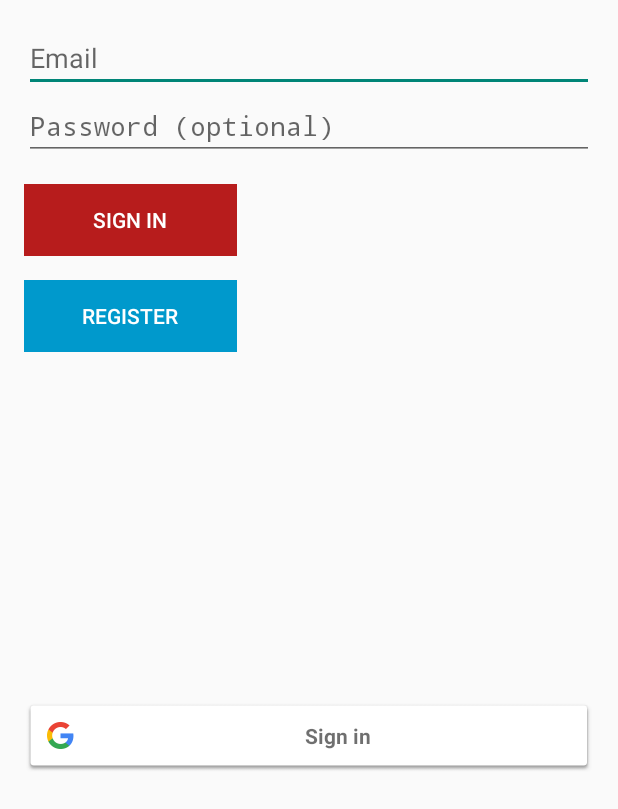
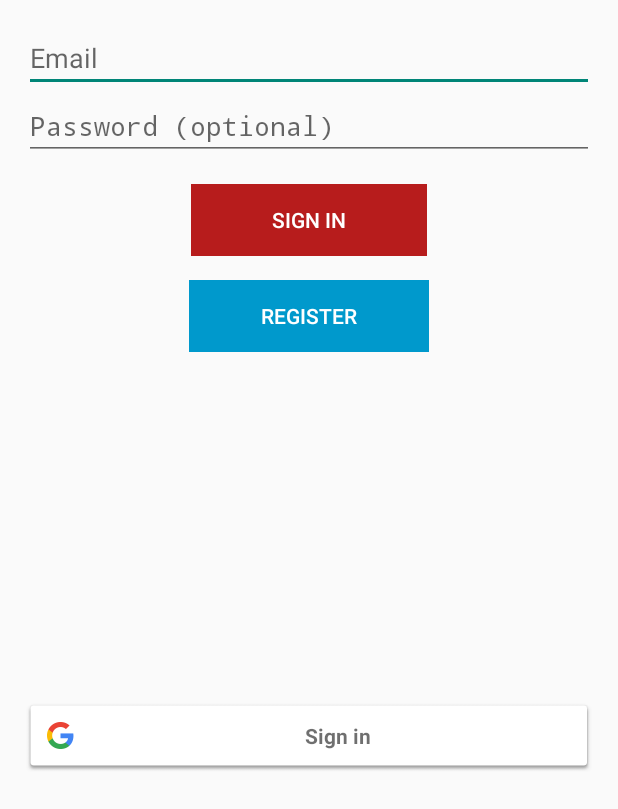
Before and after one commit to dangkevin/RoomEZ-Android, an Android app: the LoginActivity screen opened directly, with no data from a screen before it, on a phone screen of 412 x 824 dp. Shown: the top 809 px of the screen. Run offline under Robolectric (Android 15) with nearby library versions, the phone set to English and light mode, and no system bars.

Commit message:
Button fix

```diff
--- a/RoomEZ/app/src/main/res/layout/activity_main__login__page.xml
+++ b/RoomEZ/app/src/main/res/layout/activity_main__login__page.xml
@@ -51,14 +51,11 @@
                     android:imeActionLabel="@string/action_sign_in_short"
                     android:imeOptions="actionUnspecified" android:inputType="textPassword"
                     android:maxLines="1" android:singleLine="true" />
-                <LinearLayout
-                    android:layout_width="wrap_content"
-                    android:layout_height="wrap_content"
-                    android:orientation="vertical">
 
 
+                <!-- This encapsulates the Login screen buttons into a vertical layout!-->
                 <Button android:id="@+id/email_sign_in_button"
-                    android:layout_width="142dp"
+                    android:layout_width="157dp"
                     android:layout_marginTop="16dp"
                     android:background="@color/MaterialRed"
                     android:text="@string/signin"
@@ -66,23 +63,27 @@
                     android:textColor="@color/white"
                     android:layout_height="wrap_content"
                     android:textStyle="normal"
-                    android:layout_weight="1"
-                    android:layout_gravity="center"/>
+                    android:layout_gravity="center_horizontal"/>
+
+                <LinearLayout
+                    android:layout_width="wrap_content"
+                    android:layout_height="wrap_content"
+                    android:orientation="vertical">
 
 
+                </LinearLayout>
+
                 <Button android:id="@+id/register_button"
-                    android:layout_width="142dp"
+                android:layout_width="160dp"
                 android:layout_marginTop="16dp"
                 android:background="@color/MaterialBlue"
                 android:layout_height="wrap_content"
                 android:text="@string/register_button"
                 android:textStyle="normal"
                 android:textColor="@color/white"
-                    android:layout_weight="1"
                     android:gravity="center"
-                    style="?android:attr/borderlessButtonStyle" />
-
-                    </LinearLayout>
+                style="?android:attr/borderlessButtonStyle"
+                    android:layout_gravity="center_horizontal" />
 
             </LinearLayout>
 
--- a/RoomEZ/app/src/main/res/menu/menu_main_board.xml
+++ b/RoomEZ/app/src/main/res/menu/menu_main_board.xml
@@ -15,10 +15,14 @@
         android:icon="@drawable/ic_stickys"
         android:title="@string/sticky_page"
         app:showAsAction="always"/>
+
+
     <item android:id="@+id/action_cal"
         android:icon="@drawable/ic_calendar"
         android:title="@string/calendar"
         app:showAsAction="always"/>
+
+
     <item android:id="@+id/action_gm"
         android:icon="@drawable/ic_group_message"
         android:title="@string/group_message"
```
Lines whose indentation alone changed are shown as unchanged.
